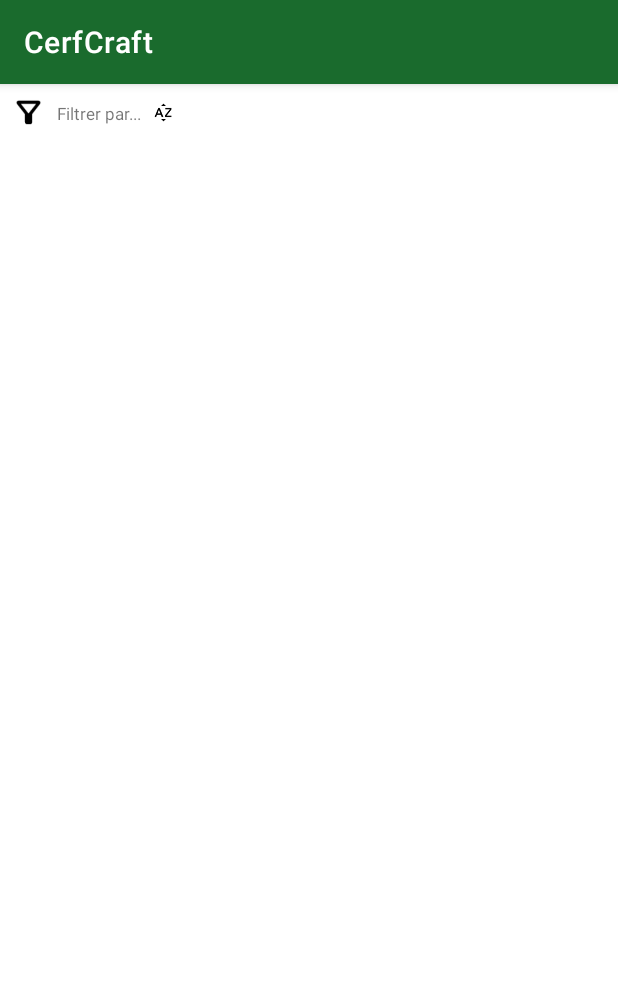
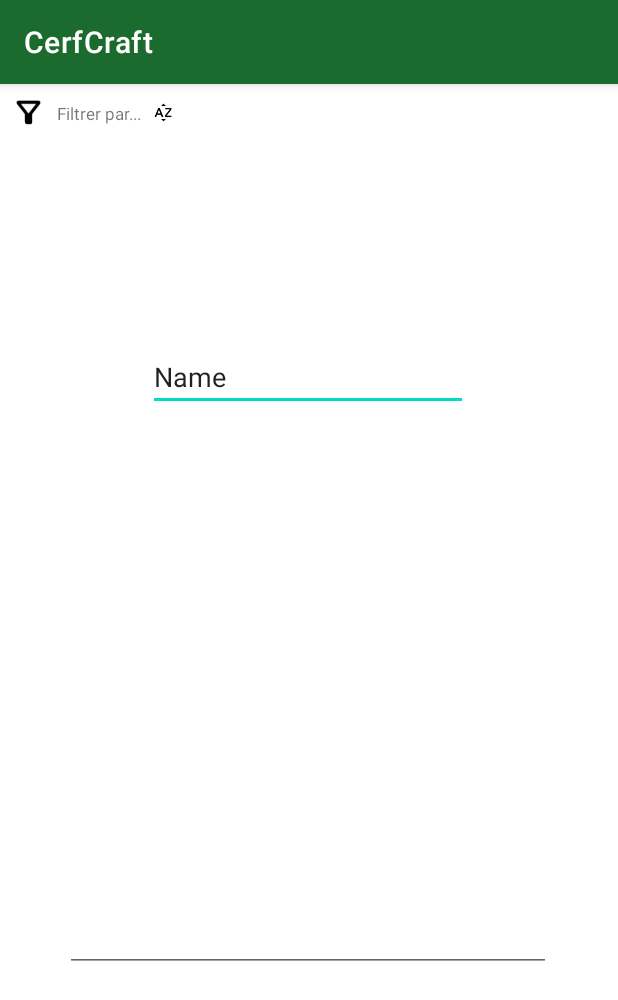
Before and after one commit to dvarre/CerfCraft, an Android app: the NotesActivity screen opened directly, with no data from a screen before it, on a phone screen of 412 x 824 dp. Shown: the top 1000 px of the screen. Run offline under Robolectric (Android 15) with nearby library versions, the phone set to English and light mode, and no system bars.

Commit message:
Setup de la partie Notes de l'application

```diff
--- a/app/src/main/res/layout/activity_notes.xml
+++ b/app/src/main/res/layout/activity_notes.xml
@@ -36,4 +36,32 @@
       android:src="@drawable/sort_by_alpha_fill0_wght700_grad200_opsz48"
       app:layout_constraintStart_toEndOf="@+id/textView"
       app:layout_constraintTop_toTopOf="@+id/textView" />
+
+  <EditText
+      android:id="@+id/editTextTextPersonName3"
+      android:layout_width="wrap_content"
+      android:layout_height="wrap_content"
+      android:ems="10"
+      android:inputType="textPersonName"
+      android:text="Name"
+      app:layout_constraintBottom_toTopOf="@+id/editTextTextMultiLine2"
+      app:layout_constraintEnd_toEndOf="parent"
+      app:layout_constraintHorizontal_bias="0.497"
+      app:layout_constraintStart_toStartOf="parent"
+      app:layout_constraintTop_toTopOf="parent"
+      app:layout_constraintVertical_bias="0.813" />
+
+  <EditText
+      android:id="@+id/editTextTextMultiLine2"
+      android:layout_width="324dp"
+      android:layout_height="334dp"
+      android:layout_marginBottom="176dp"
+      android:ems="10"
+      android:gravity="start|top"
+      android:inputType="textMultiLine"
+      app:layout_constraintBottom_toBottomOf="parent"
+      app:layout_constraintEnd_toEndOf="parent"
+      app:layout_constraintHorizontal_bias="0.494"
+      app:layout_constraintStart_toStartOf="parent" />
+
 </androidx.constraintlayout.widget.ConstraintLayout>
--- a/build.gradle
+++ b/build.gradle
@@ -1,5 +1,7 @@
 // Top-level build file where you can add configuration options common to all sub-projects/modules.
 buildscript{
+
+
     dependencies {
         classpath 'com.google.gms:google-services:4.3.15'
     }
```
